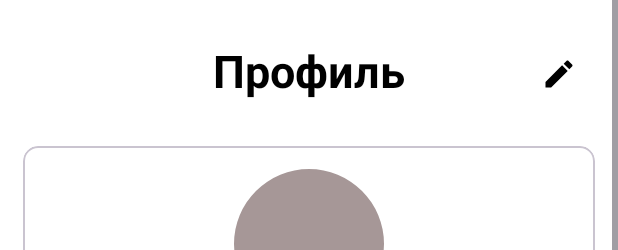
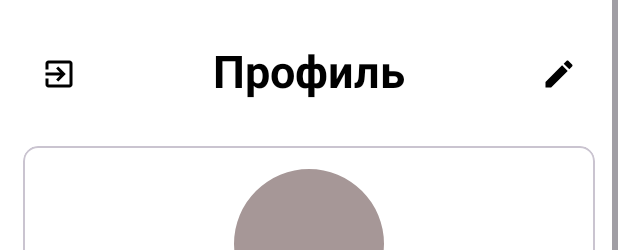
Before and after one commit to AleksandrNikolaev02/IGenerationMobile, an Android app: the layout fragment_your_profile.xml on its own in the app's theme, with its tools: preview values and no code run, on a phone screen of 412 x 824 dp. Shown: the top 250 px of the screen. Run offline under Robolectric (Android 15) with nearby library versions, the phone set to English and light mode, and no system bars.

Commit message:
ДоÐбавил кнопку выхода из п смену сессий

```diff
--- a/app/src/main/java/com/example/igenerationmobile/fragments/myProject/UsersProject.java
+++ b/app/src/main/java/com/example/igenerationmobile/fragments/myProject/UsersProject.java
@@ -4,7 +4,6 @@ import android.annotation.SuppressLint;
 import android.content.Context;
 import android.content.Intent;
 import android.content.SharedPreferences;
-import android.graphics.Bitmap;
 import android.os.AsyncTask;
 import android.os.Bundle;
 
@@ -13,7 +12,6 @@ import androidx.fragment.app.Fragment;
 import androidx.recyclerview.widget.LinearLayoutManager;
 import androidx.recyclerview.widget.RecyclerView;
 
-import android.util.Base64;
 import android.view.LayoutInflater;
 import android.view.View;
 import android.view.ViewGroup;
@@ -34,12 +32,9 @@ import org.json.JSONArray;
 import org.json.JSONException;
 import org.json.JSONObject;
 
-import java.io.ByteArrayOutputStream;
 import java.io.IOException;
 import java.util.ArrayList;
 import java.util.List;
-import java.util.concurrent.ConcurrentHashMap;
-import java.util.concurrent.ConcurrentMap;
 
 
 public class UsersProject extends Fragment implements RecyclerInterface {
--- a/app/src/main/java/com/example/igenerationmobile/fragments/projectAnotherUser/UsersProjectAnotherUser.java
+++ b/app/src/main/java/com/example/igenerationmobile/fragments/projectAnotherUser/UsersProjectAnotherUser.java
@@ -4,7 +4,6 @@ import android.annotation.SuppressLint;
 import android.content.Context;
 import android.content.Intent;
 import android.content.SharedPreferences;
-import android.graphics.Bitmap;
 import android.os.AsyncTask;
 import android.os.Bundle;
 
@@ -13,7 +12,6 @@ import androidx.fragment.app.Fragment;
 import androidx.recyclerview.widget.LinearLayoutManager;
 import androidx.recyclerview.widget.RecyclerView;
 
-import android.util.Base64;
 import android.view.LayoutInflater;
 import android.view.View;
 import android.view.ViewGroup;
@@ -34,7 +32,6 @@ import org.json.JSONArray;
 import org.json.JSONException;
 import org.json.JSONObject;
 
-import java.io.ByteArrayOutputStream;
 import java.io.IOException;
 import java.util.ArrayList;
 import java.util.List;
--- /dev/null
+++ b/app/src/main/res/drawable/exit_button.xml
@@ -0,0 +1,5 @@
+<vector android:autoMirrored="true" android:height="24dp"
+    android:tint="#000000" android:viewportHeight="24"
+    android:viewportWidth="24" android:width="24dp" xmlns:android="http://schemas.android.com/apk/res/android">
+    <path android:fillColor="@android:color/white" android:pathData="M10.09,15.59L11.5,17l5,-5 -5,-5 -1.41,1.41L12.67,11H3v2h9.67l-2.58,2.59zM19,3H5c-1.11,0 -2,0.9 -2,2v4h2V5h14v14H5v-4H3v4c0,1.1 0.89,2 2,2h14c1.1,0 2,-0.9 2,-2V5c0,-1.1 -0.9,-2 -2,-2z"/>
+</vector>
--- a/app/src/main/res/layout/fragment_your_profile.xml
+++ b/app/src/main/res/layout/fragment_your_profile.xml
@@ -18,6 +18,14 @@
         <RelativeLayout
             android:layout_width="match_parent"
             android:layout_height="wrap_content">
+
+            <ImageButton
+                android:id="@+id/exit"
+                android:layout_width="48dp"
+                android:layout_height="48dp"
+                android:background="@color/white"
+                android:src="@drawable/exit_button"
+                android:contentDescription="TODO" />
 
             <TextView
                 android:id="@+id/profile"
```
Also changed, not shown: app/src/main/java/com/example/igenerationmobile/fragments/mainPage/YourProfile.java (+11 -2 lines).
